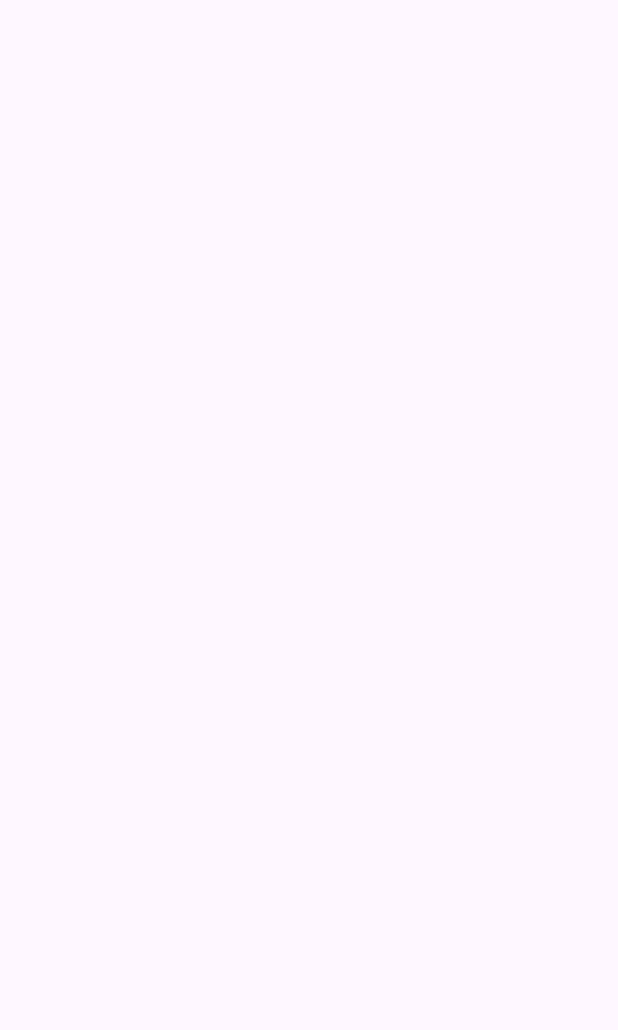
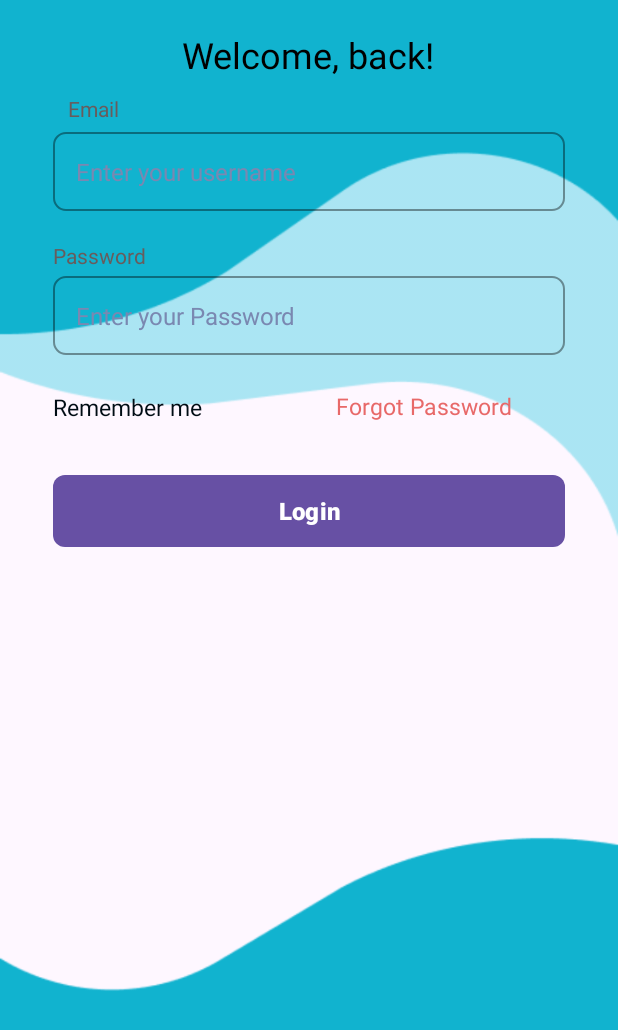
Before and after one commit to GDSCDSU/Healthy-Scan-App, an Android app: the screen it shows after launch (MainActivity before the commit, Login after it), on a phone screen of 412 x 824 dp. Before the commit the part shown is empty. Shown: the top 1030 px of the screen. Run offline under Robolectric (Android 15) with nearby library versions, the phone set to English and light mode, and no system bars.

Commit message:
add login page with editText and button

```diff
--- a/app/src/main/AndroidManifest.xml
+++ b/app/src/main/AndroidManifest.xml
@@ -13,13 +13,18 @@
         android:theme="@style/Theme.HealthyScan"
         tools:targetApi="31">
         <activity
+            android:name=".Login"
+            android:exported="true" >
+        <intent-filter>
+            <action android:name="android.intent.action.MAIN" />
+
+            <category android:name="android.intent.category.LAUNCHER" />
+        </intent-filter>
+        </activity>
+
+        <activity
             android:name=".MainActivity"
             android:exported="true">
-            <intent-filter>
-                <action android:name="android.intent.action.MAIN" />
-
-                <category android:name="android.intent.category.LAUNCHER" />
-            </intent-filter>
         </activity>
     </application>
 
--- /dev/null
+++ b/app/src/main/java/com/healthyscan/Login.java
@@ -0,0 +1,14 @@
+package com.healthyscan;
+
+import androidx.appcompat.app.AppCompatActivity;
+
+import android.os.Bundle;
+
+public class Login extends AppCompatActivity {
+
+    @Override
+    protected void onCreate(Bundle savedInstanceState) {
+        super.onCreate(savedInstanceState);
+        setContentView(R.layout.activity_login);
+    }
+}
--- /dev/null
+++ b/app/src/main/res/drawable/edit_text_design.xml
@@ -0,0 +1,6 @@
+<?xml version="1.0" encoding="utf-8"?>
+<shape android:shape="rectangle" xmlns:android="http://schemas.android.com/apk/res/android">
+    <corners android:radius="8dp"/>
+    <stroke android:color="@color/edit_text_stroke_color" android:width="1dp" />
+
+</shape>
--- /dev/null
+++ b/app/src/main/res/drawable/login_signup_button_bg.xml
@@ -0,0 +1,7 @@
+<?xml version="1.0" encoding="utf-8"?>
+<shape xmlns:android="http://schemas.android.com/apk/res/android">
+
+    <corners android:radius="8dp"/>
+    <solid android:color="@color/dark_blue"/>
+
+</shape>
--- /dev/null
+++ b/app/src/main/res/layout/activity_login.xml
@@ -0,0 +1,127 @@
+<?xml version="1.0" encoding="utf-8"?>
+<LinearLayout xmlns:android="http://schemas.android.com/apk/res/android"
+    xmlns:app="http://schemas.android.com/apk/res-auto"
+    xmlns:tools="http://schemas.android.com/tools"
+    android:layout_width="match_parent"
+    android:layout_height="match_parent"
+    android:background="@drawable/background"
+    android:orientation="vertical"
+    tools:context=".Login">
+
+    <TextView
+        android:id="@+id/welcome_bac"
+        android:layout_width="wrap_content"
+        android:layout_height="wrap_content"
+        android:layout_marginTop="20dp"
+        android:text="@string/welcome_bac"
+        android:textAppearance="@style/welcome_bac"
+        android:layout_gravity="center_horizontal"/>
+
+    <LinearLayout
+        android:layout_width="match_parent"
+        android:layout_height="400dp"
+        android:paddingStart="35dp"
+        android:paddingEnd="35dp"
+        android:paddingTop="10dp"
+        android:orientation="vertical">
+
+        <TextView
+            android:id="@+id/email"
+            android:layout_width="54dp"
+            android:layout_height="21dp"
+            android:text="@string/email"
+            android:textAppearance="@style/email"
+            android:gravity="center_horizontal|top"
+            />
+
+        <EditText
+
+            android:layout_width="match_parent"
+            android:layout_height="wrap_content"
+            android:background="@drawable/edit_text_design"
+            android:padding="15dp"
+            android:layout_marginTop="4dp"
+            android:textAppearance="@style/email_text"
+            android:hint="Enter your username"
+            android:inputType="textEmailAddress"
+            android:textColorHint="#7A88B1">
+        </EditText>
+
+        <TextView
+
+            android:layout_width="wrap_content"
+            android:layout_height="wrap_content"
+            android:text="@string/password"
+            android:textAppearance="@style/email"
+            android:layout_marginTop="20dp"
+            android:gravity="center_horizontal|top"
+            />
+
+        <EditText
+
+            android:layout_width="match_parent"
+            android:layout_height="wrap_content"
+            android:background="@drawable/edit_text_design"
+            android:padding="15dp"
+            android:layout_marginTop="4dp"
+            android:textAppearance="@style/email_text"
+            android:hint="Enter your Password"
+            android:inputType="textEmailAddress"
+            android:textColorHint="#7A88B1">
+        </EditText>
+
+        <LinearLayout
+            android:layout_width="match_parent"
+            android:layout_height="50dp"
+            android:weightSum="2"
+            android:layout_marginTop="10dp"
+            android:orientation="horizontal">
+
+            <LinearLayout
+                android:layout_width="0dp"
+                android:layout_height="match_parent"
+                android:gravity="center"
+                android:layout_weight="1">
+                <TextView
+                    android:id="@+id/remember_me"
+                    android:layout_width="match_parent"
+                    android:layout_height="wrap_content"
+                    android:layout_centerHorizontal="true"
+                    android:layout_centerVertical="true"
+                    android:text="@string/remember_me"
+                    android:textAppearance="@style/remember_me"
+                    android:gravity="top"/>
+            </LinearLayout>
+
+            <LinearLayout
+                android:layout_width="0dp"
+                android:layout_height="match_parent"
+                android:gravity="center"
+                android:layout_weight="1">
+                <TextView
+                    android:id="@+id/forgot_pass"
+                    android:layout_width="134dp"
+                    android:layout_height="23dp"
+                    android:layout_centerHorizontal="true"
+                    android:layout_centerVertical="true"
+                    android:text="@string/forgot_pass"
+                    android:textAppearance="@style/forgot_pass"
+                    android:gravity="top"/>
+            </LinearLayout>
+
+
+        </LinearLayout>
+
+        <Button
+            android:layout_width="match_parent"
+            android:layout_height="wrap_content"
+            android:text="Login"
+            android:textColor="@color/white"
+            android:textStyle="bold"
+            android:textSize="16sp"
+            android:layout_marginTop="20dp"
+            android:background="@drawable/login_signup_button_bg"/>
+
+    </LinearLayout>
+
+</LinearLayout>
--- a/app/src/main/res/values/colors.xml
+++ b/app/src/main/res/values/colors.xml
@@ -6,5 +6,6 @@
     <color name="middle_blue">#11B3CF</color>
     <color name="light_blue">#59D4E9</color>
     <color name="edit_text_text_color">#695C5C</color>
+    <color name="edit_text_stroke_color">#66000000</color>
 
 </resources>
--- a/app/src/main/res/values/strings.xml
+++ b/app/src/main/res/values/strings.xml
@@ -1,3 +1,8 @@
 <resources>
     <string name="app_name">Healthy Scan</string>
+    <string name="welcome_bac">Welcome, back!</string>
+    <string name="email">Email</string>
+    <string name="password">Password</string>
+    <string name="remember_me">Remember me</string>
+    <string name="forgot_pass">Forgot Password</string>
 </resources>
--- /dev/null
+++ b/app/src/main/res/values/styles.xml
@@ -0,0 +1,28 @@
+<?xml version="1.0" encoding="utf-8"?>
+<resources>
+
+    <style name="welcome_bac">
+        <item name="android:textSize">24sp</item>
+        <item name="android:textColor">#000000</item>
+    </style>
+
+    <style name="email">
+        <item name="android:textSize">14sp</item>
+        <item name="android:textColor">#695C5C</item>
+    </style>
+
+    <style name="email_text">
+        <item name="android:textSize">16sp</item>
+        <item name="android:textColor">#B3000000</item>
+    </style>
+
+    <style name="remember_me">
+        <item name="android:textSize">15sp</item>
+        <item name="android:textColor">#000C14</item>
+    </style>
+
+    <style name="forgot_pass">
+        <item name="android:textSize">15sp</item>
+        <item name="android:textColor">#E86969</item>
+    </style>
+</resources>
```
